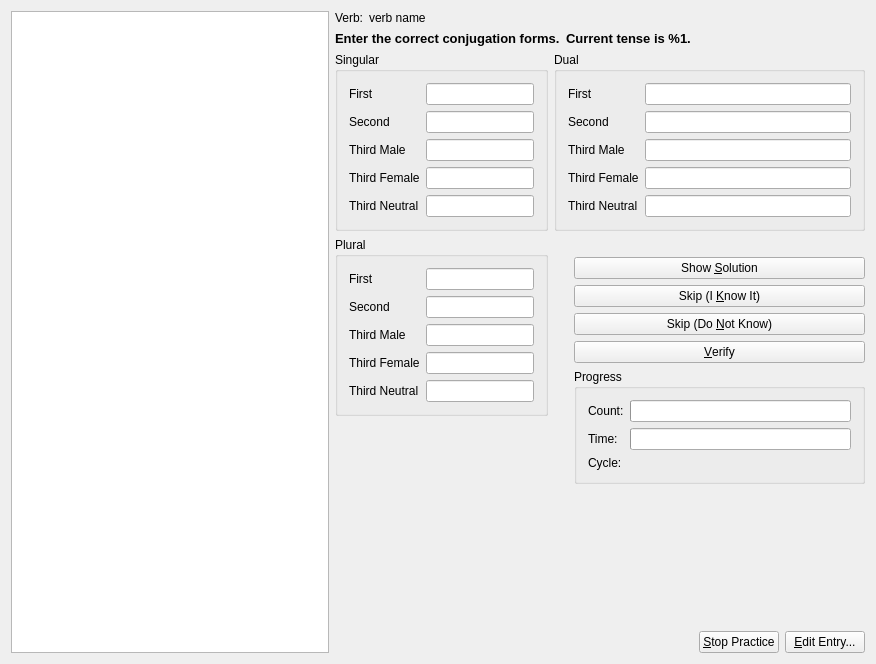
KDE/parley, file src/practice/VerbQueryDlgForm.ui: the form before one commit.
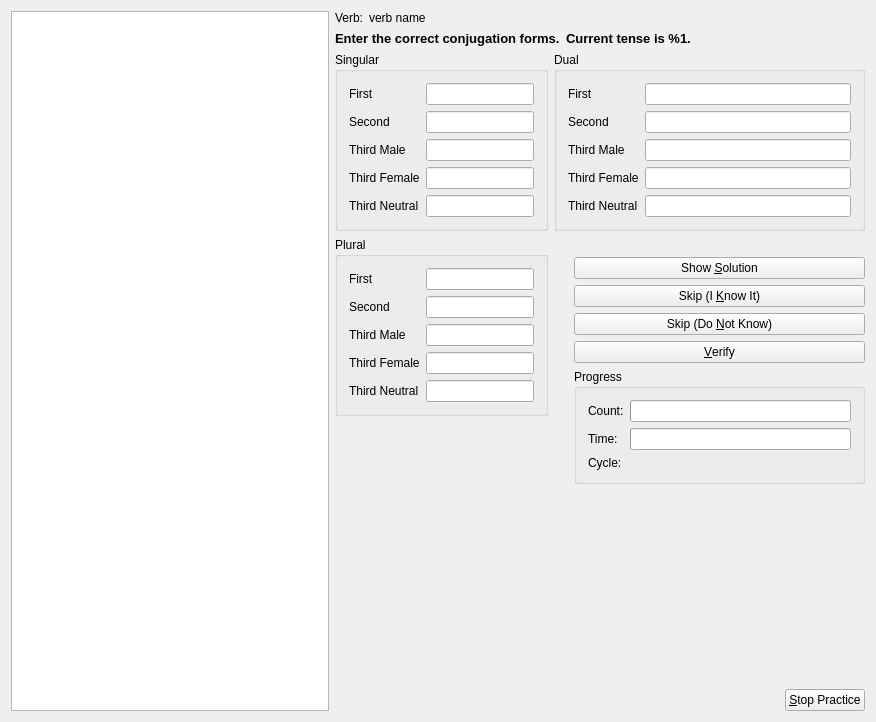
The form after the commit.

Commit message: remove edit entry buttons from practice

```diff
--- a/src/practice/VerbQueryDlgForm.ui
+++ b/src/practice/VerbQueryDlgForm.ui
@@ -7,7 +7,7 @@
     <x>0</x>
     <y>0</y>
     <width>876</width>
-    <height>664</height>
+    <height>722</height>
    </rect>
   </property>
   <layout class="QHBoxLayout" >
@@ -580,13 +580,6 @@
          </property>
         </widget>
        </item>
-       <item>
-        <widget class="QPushButton" name="editEntryButton" >
-         <property name="text" >
-          <string>&amp;Edit Entry...</string>
-         </property>
-        </widget>
-       </item>
       </layout>
      </item>
     </layout>
```
Left out of the diff: 46 changed lines with no effect on the pictures. The commit also changes 14 other files.
